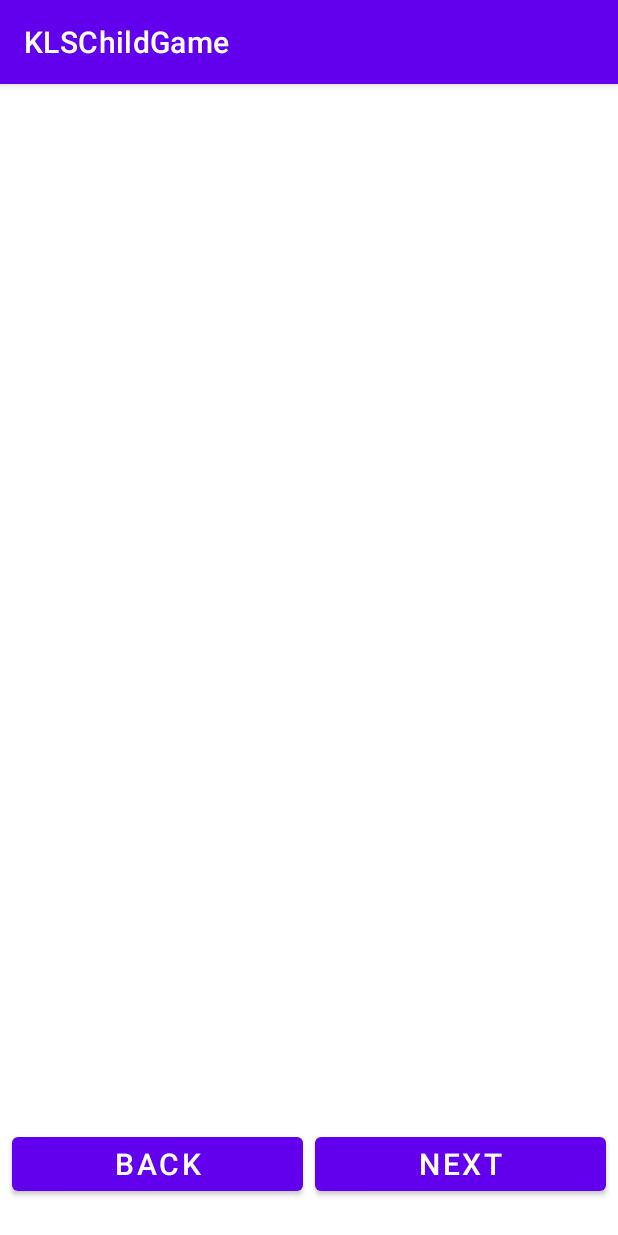
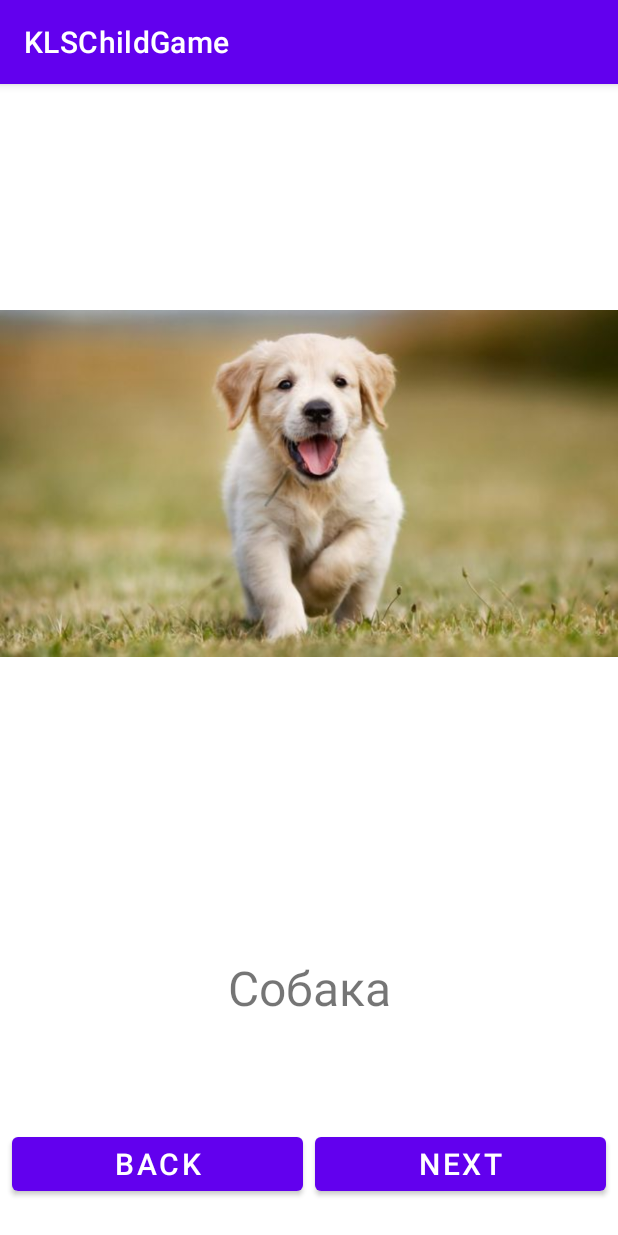
Before and after one commit to 1Alexander1-oss/KLSChildGame, an Android app: the screen it shows after launch (ImageCategoryActivity), after a tap on "Животные", on a phone screen of 412 x 824 dp. Run offline under Robolectric (Android 15) with nearby library versions, the light colour scheme and no system bars.

Commit message:
add animalsSlides

```diff
--- a/app/src/main/java/com/nyx/klschildgame/ColorSlide.kt
+++ /dev/null
@@ -1,3 +0,0 @@
-package com.nyx.klschildgame
-
-data class ColorSlide(val id: Int, val name: String, val color: String)
--- a/app/src/main/java/com/nyx/klschildgame/DataSource.kt
+++ b/app/src/main/java/com/nyx/klschildgame/DataSource.kt
@@ -8,6 +8,12 @@
 const val RED_COLOR_ID = 1
 const val GREEN_COLOR_ID = 2
 const val BLUE_COLOR_ID = 3
+const val YELLOW_COLOR_ID = 4
+
+const val DOG_SLIDE_ID = 1
+const val CAT_SLIDE_ID = 2
+const val HAMSTER_SLIDE_ID = 3
+
 
 val categories = listOf(
     Category(COLOR_CATEGORY_ID, "Цвета", 16766720),
@@ -19,5 +25,12 @@
 val colorSlides = listOf(
     ColorSlide(RED_COLOR_ID, "Красный", "FF0000"),
     ColorSlide(GREEN_COLOR_ID, "Зелёный", "00FF00"),
-    ColorSlide(BLUE_COLOR_ID, "Синий", "0000FF")
+    ColorSlide(BLUE_COLOR_ID, "Синий", "0000FF"),
+    ColorSlide(YELLOW_COLOR_ID, "Жёлтый", "FFFF00")
 )
+
+val animalSlides = listOf(
+    PictureSlide(DOG_SLIDE_ID, "Собака", R.drawable.dog),
+    PictureSlide(CAT_SLIDE_ID, "Кот", R.drawable.cat),
+    PictureSlide(HAMSTER_SLIDE_ID, "Хомяк", R.drawable.hamster)
+)
--- a/app/src/main/java/com/nyx/klschildgame/ImageCategoryActivity.kt
+++ b/app/src/main/java/com/nyx/klschildgame/ImageCategoryActivity.kt
@@ -13,7 +13,7 @@
     private lateinit var buttonNext: Button
     private lateinit var buttonBack: Button
     private var currentSlideIndex = 0
-    private var dataSource: List<ColorSlide> = listOf()
+    private var dataSource: List<Slide> = listOf()
 
     companion object {
         const val ID_KEY = "ID_KEY"
@@ -31,6 +31,8 @@
         val categoryId = intent.getIntExtra(ID_KEY, 0)
         if (categoryId == COLOR_CATEGORY_ID) {
             dataSource = colorSlides
+        } else if (categoryId == ANIMALS_CATEGORY_ID) {
+            dataSource = animalSlides
         }
 
         displaySlide(currentSlideIndex)
@@ -60,8 +62,13 @@
         val currentSlide = dataSource[currentIndex]
 
         slideName.text = currentSlide.name
-        val color = currentSlide.color
 
-        slideImage.setBackgroundColor(Color.parseColor("#$color"))
+        if (currentSlide is ColorSlide) {
+            val color = currentSlide.color
+            slideImage.setBackgroundColor(Color.parseColor("#$color"))
+        } else if (currentSlide is PictureSlide) {
+            val pictureResId = currentSlide.resourceId
+            slideImage.setImageResource(pictureResId)
+        }
     }
 }
--- /dev/null
+++ b/app/src/main/java/com/nyx/klschildgame/Slides.kt
@@ -0,0 +1,15 @@
+package com.nyx.klschildgame
+
+open class Slide(open val id: Int, open val name: String)
+
+data class ColorSlide(
+    override val id: Int,
+    override val name: String,
+    val color: String,
+) : Slide(id, name)
+
+data class PictureSlide(
+    override val id: Int,
+    override val name: String,
+    val resourceId: Int,
+) : Slide(id, name)
```
Also changed, not shown: app/src/main/res/drawable/cat.jpg (added), app/src/main/res/drawable/dog.jpg (added), app/src/main/res/drawable/hamster.jpg (added).
